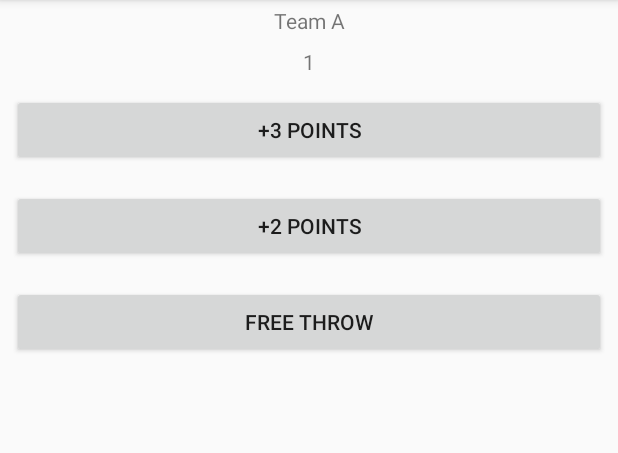
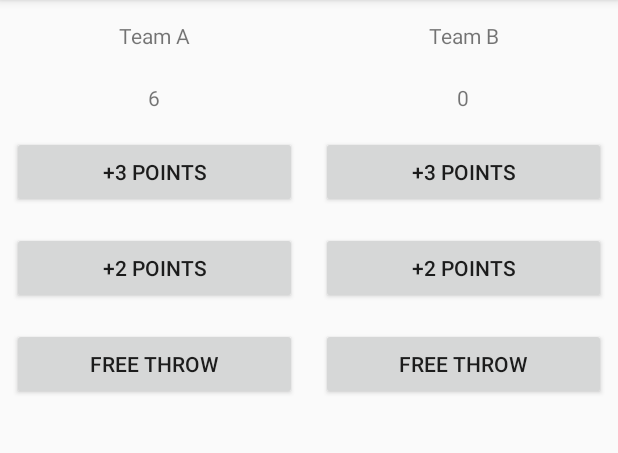
Before and after one commit to uviyolab-udcit/CourtCounter, an Android app: the screen it shows after launch (MainActivity), after a tap on "FREE THROW", on a phone screen of 412 x 824 dp, the part 84-537 px from its top. Run offline under Robolectric (Android 15) with nearby library versions, the phone set to English and light mode, and no system bars; 2 other taps on this screen came first.

Commit message:
Add files via upload

```diff
--- a/app/src/main/java/com/example/android/courtcounter/MainActivity.java
+++ b/app/src/main/java/com/example/android/courtcounter/MainActivity.java
@@ -7,6 +7,7 @@ import android.widget.TextView;
 
 public class MainActivity extends AppCompatActivity {
     int scoreTeamA = 0;
+    int scoreTeamB = 0;
 
     @Override
     protected void onCreate(Bundle savedInstanceState) {
@@ -18,14 +19,17 @@ public class MainActivity extends AppCompatActivity {
      * Increase the score for Team A by 1 point.
      */
     public void addOneForTeamA(View v) {
-        displayForTeamA(1);
+        scoreTeamA = scoreTeamA + 1;
+        displayForTeamA(scoreTeamA);
+        displayForTeamB(scoreTeamB);
     }
 
     /**
      * Increase the score for Team A by 2 points.
      */
     public void addTwoForTeamA(View v) {
-        displayForTeamA(2);
+        scoreTeamA = scoreTeamA + 2;
+        displayForTeamA(scoreTeamA);
     }
 
     /**
@@ -43,4 +47,39 @@ public class MainActivity extends AppCompatActivity {
         TextView scoreView = (TextView) findViewById(R.id.team_a_score);
         scoreView.setText(String.valueOf(score));
     }
+
+
+    /**
+     * Increase the score for Team B by 1 point.
+     */
+    public void addOneForTeamB(View v) {
+        scoreTeamB = scoreTeamB + 1;
+        displayForTeamB(scoreTeamB);
+    }
+
+    /**
+     * Increase the score for Team B by 2 points.
+     */
+    public void addTwoForTeamB(View v) {
+        scoreTeamB = scoreTeamB + 2;
+        displayForTeamB(scoreTeamB);
+    }
+
+    /**
+     * Increase the score for Team B by 3 points.
+     */
+    public void addThreeForTeamB(View v) {
+        scoreTeamB = scoreTeamB + 3;
+        displayForTeamB(scoreTeamB);
+    }
+
+    /**
+     * Displays the given score for Team B.
+     */
+    public void displayForTeamB(int score) {
+        TextView scoreView = (TextView) findViewById(R.id.team_b_score);
+        scoreView.setText(String.valueOf(score));
+    }
+
+
 }
--- a/app/src/main/res/layout/activity_main.xml
+++ b/app/src/main/res/layout/activity_main.xml
@@ -4,22 +4,28 @@
     xmlns:tools="http://schemas.android.com/tools"
     android:layout_width="match_parent"
     android:layout_height="match_parent"
+    android:orientation="horizontal"
+    tools:context=".MainActivity">
+
+    <LinearLayout
+        android:layout_width="0dp"
+        android:layout_height="wrap_content"
         android:orientation="vertical"
-    tools:context=".MainActivity">
+        android:layout_weight="1">
 
         <TextView
             android:layout_width="match_parent"
             android:layout_height="wrap_content"
             android:text="Team A"
             android:gravity="center_horizontal"
-        android:padding="4dp"/>
+            android:padding="14dp" />
 
         <TextView
             android:layout_width="match_parent"
             android:layout_height="wrap_content"
             android:text="0"
             android:gravity="center_horizontal"
-        android:padding="4dp"
+            android:padding="8dp"
             android:id="@+id/team_a_score"/>
 
         <Button
@@ -43,5 +49,50 @@
             android:layout_margin="8dp"
             android:onClick="addOneForTeamA"/>
 
+    </LinearLayout>
+
+    <LinearLayout
+        android:layout_width="0dp"
+        android:layout_height="wrap_content"
+        android:orientation="vertical"
+        android:layout_weight="1">
+
+        <TextView
+            android:layout_width="match_parent"
+            android:layout_height="wrap_content"
+            android:text="Team B"
+            android:gravity="center_horizontal"
+            android:padding="14dp" />
+
+        <TextView
+            android:layout_width="match_parent"
+            android:layout_height="wrap_content"
+            android:text="0"
+            android:gravity="center_horizontal"
+            android:padding="8dp"
+            android:id="@+id/team_b_score"/>
+
+        <Button
+            android:layout_width="match_parent"
+            android:layout_height="wrap_content"
+            android:text="+3 Points"
+            android:layout_margin="8dp"
+            android:onClick="addThreeForTeamB"/>
+
+        <Button
+            android:layout_width="match_parent"
+            android:layout_height="wrap_content"
+            android:text="+2 Points"
+            android:layout_margin="8dp"
+            android:onClick="addTwoForTeamB"/>
+
+        <Button
+            android:layout_width="match_parent"
+            android:layout_height="wrap_content"
+            android:text="Free Throw"
+            android:layout_margin="8dp"
+            android:onClick="addOneForTeamB"/>
 
     </LinearLayout>
+
+</LinearLayout>
```
Lines whose indentation alone changed are shown as unchanged.
